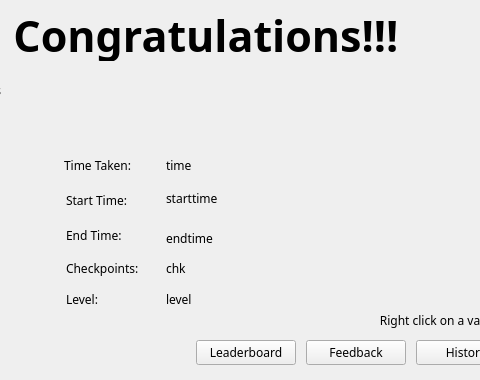
Qt form wikiLYNX/ui/congrats.ui (flamboyantpenguin/wikilynx) before a commit; both pictures show x 214 to 694 and y 0 to 380 of the 850 by 380 pixel window.
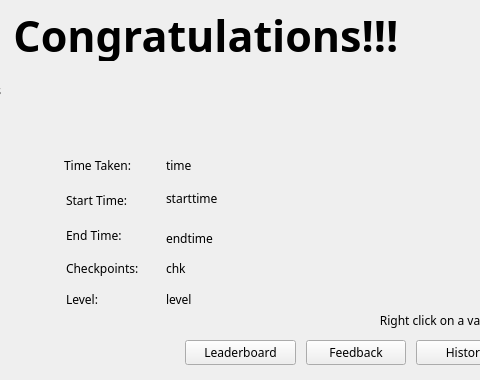
The same form after that commit. Icons and pictures are not drawn.

The edit to the form file:
```diff
--- a/wikiLYNX/ui/congrats.ui
+++ b/wikiLYNX/ui/congrats.ui
@@ -281,9 +281,9 @@
   <widget class="QPushButton" name="viewStatsButton">
    <property name="geometry">
     <rect>
-     <x>410</x>
+     <x>399</x>
      <y>340</y>
-     <width>100</width>
+     <width>111</width>
      <height>25</height>
     </rect>
    </property>
```
